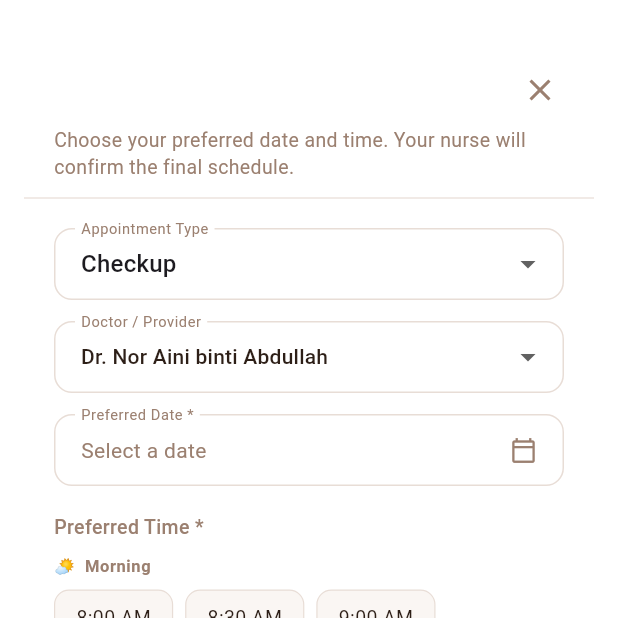
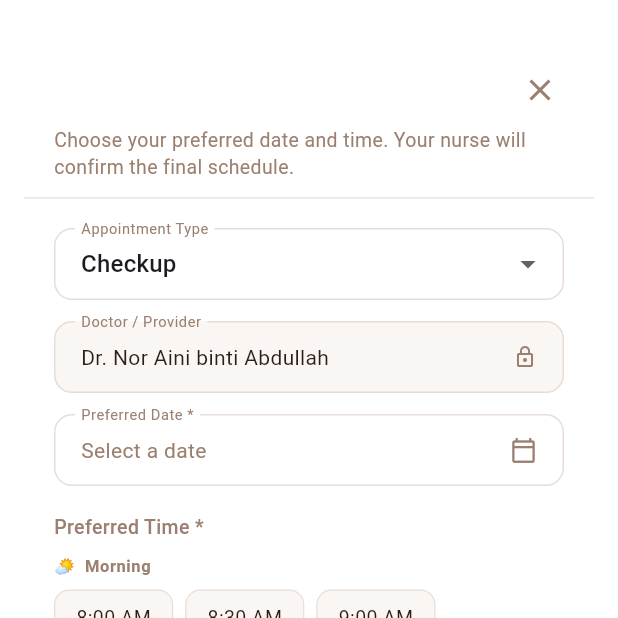
Before and after one commit to yanayusman/MumCare-FYP-Project, a Flutter app: the _AppointmentRequestSheet screen opened directly with empty values, on a phone screen of 412 x 824 dp, the top half of it. Run offline on Flutter 3.47's test engine with Material 3 defaults, Android fonts, the phone set to English and light mode, and no system bars; our stand-ins replace flutter_dotenv, google_sign_in, image_picker, package_info_plus, supabase_flutter; accounts and stored records are empty; statements that could not run were skipped.

Commit message:
fixed the dr field

```diff
--- a/lib/screens/appointment.dart
+++ b/lib/screens/appointment.dart
@@ -702,9 +702,11 @@ class _AppointmentRequestSheetState extends State<_AppointmentRequestSheet> {
     super.initState();
     _type = widget.initialType ?? AppointmentModel.appointmentTypes.first;
 
-    _selectedDoctor = AppointmentModel.doctorOptions.contains(widget.doctorDefault)
-        ? widget.doctorDefault
-        : AppointmentModel.doctorOptions.first;
+    // dr/provider is read-only
+    final assigned = widget.doctorDefault.trim();
+    _selectedDoctor = (assigned.isEmpty || assigned == 'Dr.')
+        ? AppointmentModel.doctorOptions.first
+        : assigned;
 
     _notes = TextEditingController();
   }
@@ -800,11 +802,6 @@ class _AppointmentRequestSheetState extends State<_AppointmentRequestSheet> {
 
     return Padding(
       padding: EdgeInsets.only(bottom: bottom),
-      // Local Scaffold so any ScaffoldMessenger.of(context) call made by
-      // descendants (e.g. the "Failed: $e" SnackBar) resolves to THIS
-      // Scaffold instead of bubbling up to the page behind the sheet.
-      // Without this, SnackBars render behind the modal and are invisible
-      // until the sheet is dismissed.
       child: Scaffold(
         backgroundColor: Colors.transparent,
         resizeToAvoidBottomInset: false,
@@ -819,7 +816,7 @@ class _AppointmentRequestSheetState extends State<_AppointmentRequestSheet> {
             child: Column(
               mainAxisSize: MainAxisSize.min,
               children: [
-                // ── Header ──
+                // header
                 Padding(
                   padding: const EdgeInsets.fromLTRB(20, 20, 12, 0),
                   child: Row(
@@ -852,7 +849,7 @@ class _AppointmentRequestSheetState extends State<_AppointmentRequestSheet> {
                 const SizedBox(height: 4),
                 const Divider(color: _kBorder, thickness: 0.8),
 
-                // ── Scrollable form body ──
+                // scrollable form
                 Flexible(
                   child: SingleChildScrollView(
                     padding: const EdgeInsets.fromLTRB(20, 12, 20, 24),
@@ -872,28 +869,14 @@ class _AppointmentRequestSheetState extends State<_AppointmentRequestSheet> {
                             onChanged: (v) => setState(() => _type = v!),
                           ),
                         const SizedBox(height: 14),
-                        DropdownButtonFormField<String>(
-                          value: _selectedDoctor,
-                          decoration: _inputDecoration('Doctor / Provider'),
-                          isExpanded: true,
-                          items: AppointmentModel.doctorOptions
-                              .map((name) => DropdownMenuItem(
-                                    value: name,
-                                    child: Text(
-                                      name,
-                                      style: const TextStyle(
-                                          fontSize: 14, color: _kDark),
-                                      overflow: TextOverflow.ellipsis,
-                                    ),
-                                  ))
-                              .toList(),
-                          onChanged: (v) => setState(() => _selectedDoctor = v),
-                          validator: (v) =>
-                              v == null ? 'Please select a doctor' : null,
+                        _readOnlyField(
+                          'Doctor / Provider',
+                          _selectedDoctor ?? '',
+                          icon: Icons.lock_outline,
                         ),
                         const SizedBox(height: 14),
 
-                        // ── Preferred date ──
+                        // preferred date
                         GestureDetector(
                           onTap: _pickDate,
                           child: InputDecorator(
@@ -929,7 +912,7 @@ class _AppointmentRequestSheetState extends State<_AppointmentRequestSheet> {
                         ),
                         const SizedBox(height: 18),
 
-                        // ── Preferred time slot ──
+                        // preferred time slot
                         Padding(
                           padding: const EdgeInsets.only(bottom: 8),
                           child: Text(
@@ -1041,15 +1024,29 @@ class _AppointmentRequestSheetState extends State<_AppointmentRequestSheet> {
     );
   }
 
-  Widget _readOnlyField(String label, String value) {
+  Widget _readOnlyField(String label, String value, {IconData? icon}) {
     return InputDecorator(
-      decoration: _inputDecoration(label),
-      child: Text(value, style: const TextStyle(fontSize: 14, color: _kDark)),
+      decoration: _inputDecoration(label).copyWith(
+        filled: true,
+        fillColor: _kBg,
+      ),
+      child: Row(
+        children: [
+          Expanded(
+            child: Text(
+              value,
+              style: const TextStyle(fontSize: 14, color: _kDark),
+              overflow: TextOverflow.ellipsis,
+            ),
+          ),
+          if (icon != null) Icon(icon, size: 16, color: _kLight),
+        ],
+      ),
     );
   }
 }
 
-// ── Details dialog ─────────────────────────────────────────────
+// details dialog
 
 class _AppointmentDetailsDialog extends StatelessWidget {
   final AppointmentModel appointment;
@@ -1138,7 +1135,7 @@ class _AppointmentDetailsDialog extends StatelessWidget {
   }
 }
 
-// ── Date helpers ───────────────────────────────────────────────
+// date helpers
 
 String _formatDate(DateTime dt) {
   return '${dt.day} ${_months[dt.month - 1]} ${dt.year}';
```
